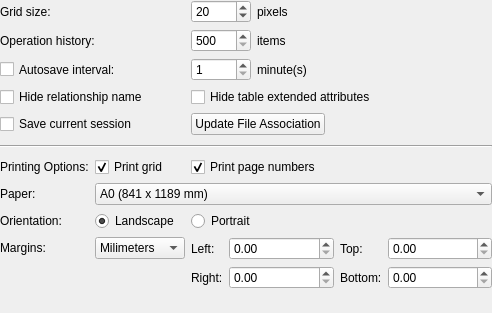
First picture: the form in libpgmodeler_ui/ui/generalconfigwidget.ui, repository pgmodeler/pgmodeler, before the edit.
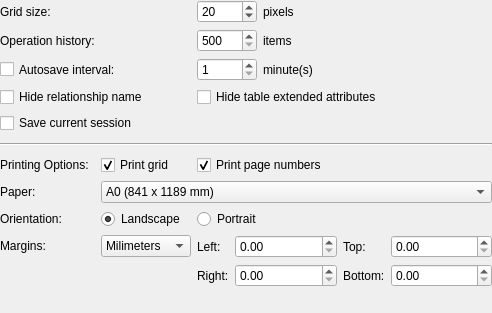
Second picture: the form after the edit.

Commit message: Change on the way pgModeler updates file association on Linux.

What changed in the file:
```diff
--- a/libpgmodeler_ui/ui/generalconfigwidget.ui
+++ b/libpgmodeler_ui/ui/generalconfigwidget.ui
@@ -741,16 +741,6 @@
      </property>
     </widget>
    </item>
-   <item row="5" column="2">
-    <widget class="QPushButton" name="update_assoc_btn">
-     <property name="toolTip">
-      <string>Configures *.dbm files to be loaded on pgModeler when double clicked.</string>
-     </property>
-     <property name="text">
-      <string>Update File Association</string>
-     </property>
-    </widget>
-   </item>
    <item row="5" column="0" colspan="2">
     <widget class="QCheckBox" name="save_session_chk">
      <property name="sizePolicy">
```
The commit also changes 8 other files.
